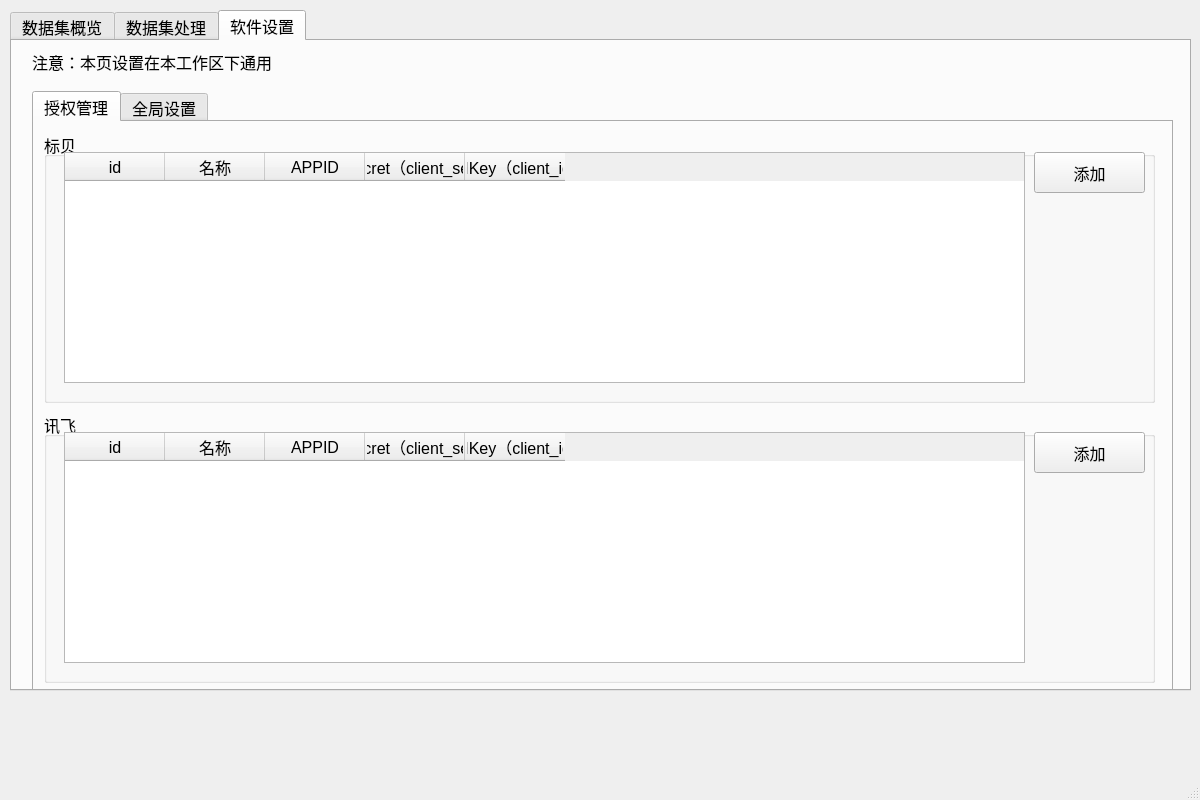
This is ui/uifiles/dataset_view.ui in kslz/sound_dataset_tools2 as Qt 5 draws it before an edit. The edited form follows.
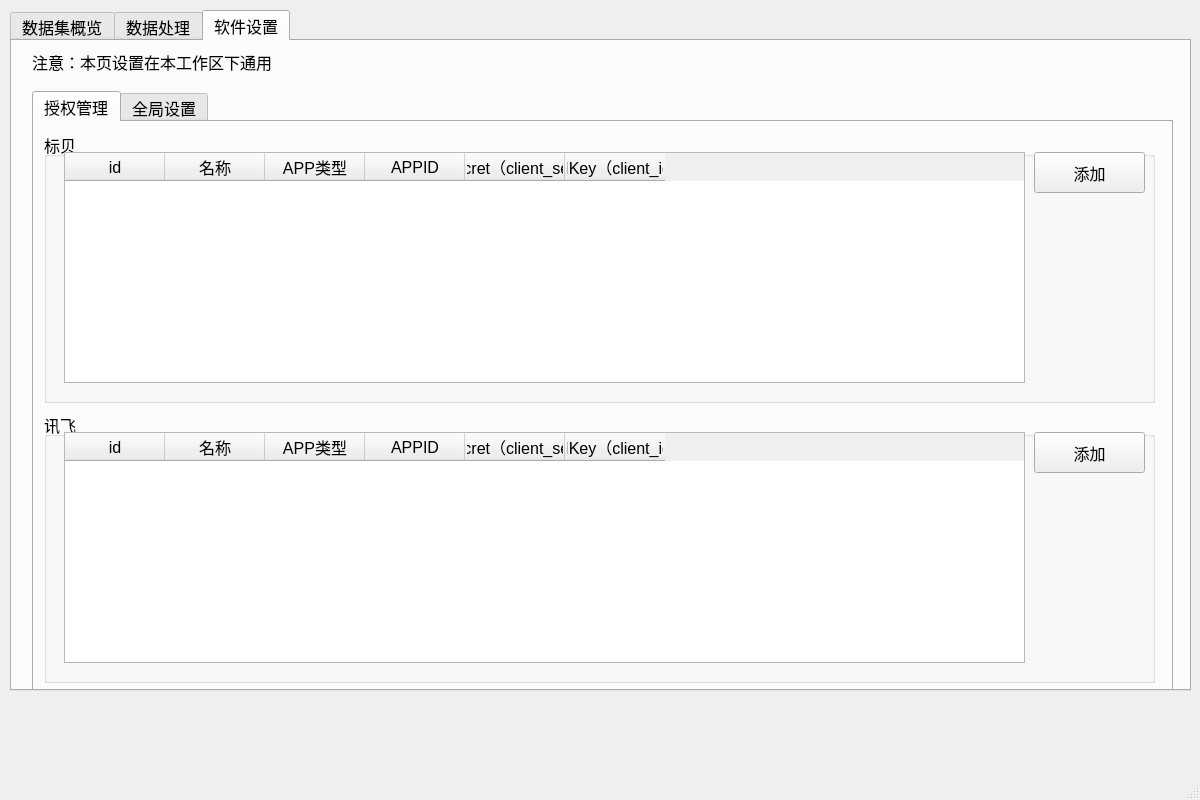
This is the edited form. The open tabs and pages were chosen to show the change.

Commit message: 设计设置相关页面

Diff of the .ui file:
```diff
--- a/ui/uifiles/dataset_view.ui
+++ b/ui/uifiles/dataset_view.ui
@@ -188,7 +188,7 @@
     </widget>
     <widget class="QWidget" name="tab_2">
      <attribute name="title">
-      <string>数据集处理</string>
+      <string>数据处理</string>
      </attribute>
      <layout class="QVBoxLayout" name="verticalLayout">
       <item>
@@ -255,6 +255,12 @@
            <height>231</height>
           </rect>
          </property>
+         <property name="editTriggers">
+          <set>QAbstractItemView::NoEditTriggers</set>
+         </property>
+         <attribute name="verticalHeaderVisible">
+          <bool>false</bool>
+         </attribute>
          <column>
           <property name="text">
            <string>id</string>
@@ -265,6 +271,11 @@
            <string>名称</string>
           </property>
          </column>
+         <column>
+          <property name="text">
+           <string>APP类型</string>
+          </property>
+         </column>
          <column>
           <property name="text">
            <string>APPID</string>
@@ -329,6 +340,12 @@
            <height>231</height>
           </rect>
          </property>
+         <property name="editTriggers">
+          <set>QAbstractItemView::NoEditTriggers</set>
+         </property>
+         <attribute name="verticalHeaderVisible">
+          <bool>false</bool>
+         </attribute>
          <column>
           <property name="text">
            <string>id</string>
@@ -339,6 +356,11 @@
            <string>名称</string>
           </property>
          </column>
+         <column>
+          <property name="text">
+           <string>APP类型</string>
+          </property>
+         </column>
          <column>
           <property name="text">
            <string>APPID</string>
```
The commit also changes 1 other file.
